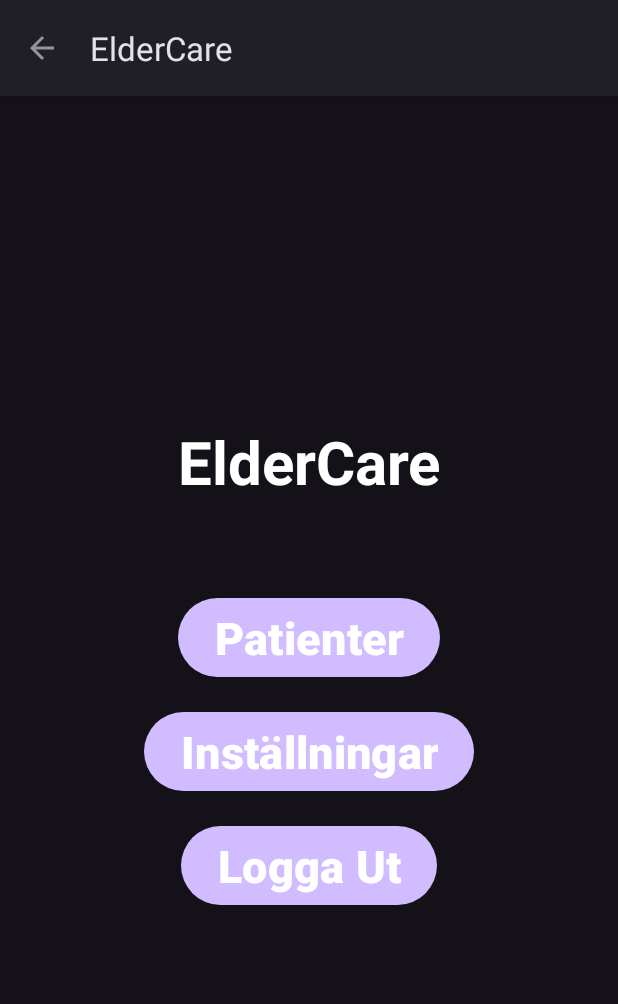
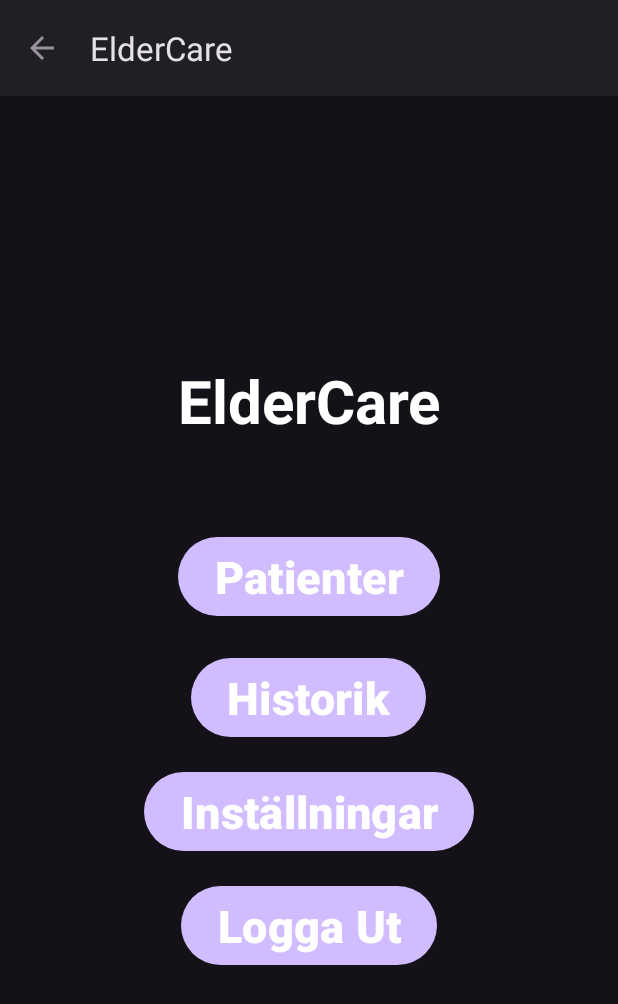
Before and after one commit to vvijk/eldercare, an Android app: the screen it shows after launch once a user with an empty profile is signed in (home_caregiver), on a phone screen of 412 x 824 dp. Shown: the top 1004 px of the screen. Run offline under Robolectric (Android 15) with nearby library versions, the phone set to English and light mode, and no system bars; our stand-ins replace Firebase (no records; nobody signed in at launch, a user with empty details on screens opened directly); libraries missing offline, so code that uses them is left out: org.checkerframework.checker.

Commit message:
la till historik knapp

```diff
--- a/login-auth-test/app/src/main/java/com/example/myapplication/home_caregiver.java
+++ b/login-auth-test/app/src/main/java/com/example/myapplication/home_caregiver.java
@@ -33,7 +33,7 @@ import org.checkerframework.checker.nullness.qual.NonNull;
 
 public class home_caregiver extends AppCompatActivity{
 
-    Button patients_btn, settings_btn, logout_btn, home_bottom_btn;
+    Button patients_btn, settings_btn, logout_btn, home_bottom_btn, history_btn;
     TextView eldercare_text;
     dbLibrary db;
 
@@ -68,6 +68,7 @@ public class home_caregiver extends AppCompatActivity{
         patients_btn = findViewById(R.id.patients_btn);
         settings_btn = findViewById(R.id.settings_btn);
         logout_btn = findViewById(R.id.logout_home_btn);
+        history_btn = findViewById(R.id.historylog_btn);
         getSupportActionBar().setDisplayHomeAsUpEnabled(true);
 
 
@@ -137,7 +138,16 @@ public class home_caregiver extends AppCompatActivity{
         patients_btn.setOnClickListener(new View.OnClickListener() {
             @Override
             public void onClick(View view) {
-                Intent intent = new Intent(getApplicationContext(), MainActivity.class);
+                Intent intent = new Intent(getApplicationContext(), MealManagementActivity.class);
+                startActivity(intent);
+                finish();
+            }
+        });
+
+        history_btn.setOnClickListener(new View.OnClickListener() {
+            @Override
+            public void onClick(View view) {
+                Intent intent = new Intent(getApplicationContext(), MealManagementActivity.class);
                 startActivity(intent);
                 finish();
             }
--- a/login-auth-test/app/src/main/res/layout/activity_home_caregiver.xml
+++ b/login-auth-test/app/src/main/res/layout/activity_home_caregiver.xml
@@ -35,6 +35,18 @@
        />
 
     <Button
+        android:id="@+id/historylog_btn"
+        android:layout_width="wrap_content"
+        android:layout_height="wrap_content"
+        android:text="@string/historylog"
+        android:textStyle="bold"
+        android:textSize="30sp"
+        android:textColor="@color/white"
+        android:layout_marginTop="20dp"
+
+        />
+
+    <Button
         android:id="@+id/settings_btn"
         android:layout_width="wrap_content"
         android:layout_height="wrap_content"
--- a/login-auth-test/app/src/main/res/values/strings.xml
+++ b/login-auth-test/app/src/main/res/values/strings.xml
@@ -67,7 +67,7 @@
     <string name="swedish">Svenska</string>
     <string name="english">Engelska</string>
     <string name="msg_token_fmt" translatable="false">FCM registration Token: %s</string>
-
+    <string name="historylog">Historik</string>
 
     <!-- Meal management -->
     <string name="manage_meals">Manage meals</string>
```
Also changed, not shown: login-auth-test/app/src/main/java/com/example/myapplication/MainActivity.java (+0 -8 lines).
